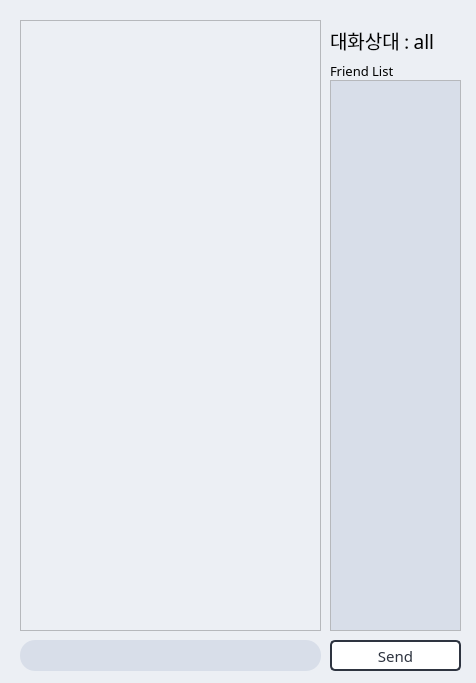
First picture: the form in client/main.ui, repository sihyeokpark/auto-attendance, before the edit.
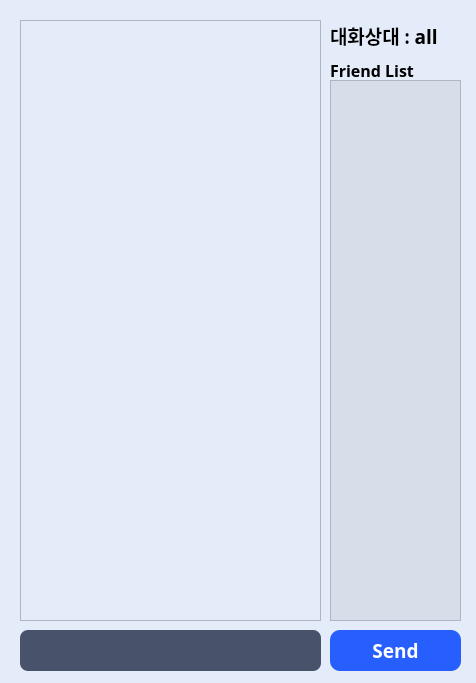
Second picture: the form after the edit.

Diff of the .ui file:
```diff
--- a/client/main.ui
+++ b/client/main.ui
@@ -14,7 +14,7 @@
    <string>Chatting</string>
   </property>
   <property name="styleSheet">
-   <string notr="true">background-color: #ECEFF4;</string>
+   <string notr="true">background-color: #e4ecfa;</string>
   </property>
   <widget class="QTextBrowser" name="tb_chat">
    <property name="geometry">
@@ -22,7 +22,7 @@
      <x>20</x>
      <y>20</y>
      <width>301</width>
-     <height>611</height>
+     <height>601</height>
     </rect>
    </property>
    <property name="font">
@@ -42,26 +42,29 @@
    <property name="geometry">
     <rect>
      <x>330</x>
-     <y>640</y>
+     <y>630</y>
      <width>131</width>
-     <height>31</height>
+     <height>41</height>
     </rect>
    </property>
    <property name="font">
     <font>
-     <family>에스코어 드림 5 Medium</family>
-     <pointsize>11</pointsize>
+     <family>Noto Sans KR</family>
+     <pointsize>14</pointsize>
+     <weight>75</weight>
+     <bold>true</bold>
      <underline>false</underline>
      <strikeout>false</strikeout>
     </font>
    </property>
    <property name="styleSheet">
-    <string notr="true">QPushButton{
-	color: #2E3440;
-	background-color: white;
-	border: 2px solid #2E3440;
-	border-radius: 5px;
-	font-weight: semibold;
+    <string notr="true">QPushButton {
+	background-color: #275efe;
+	border-radius: 10px;
+	color: #ffffff;
+}
+QPushButton:hover {
+	background-color: #274fff;
 }</string>
    </property>
    <property name="text">
@@ -72,9 +75,9 @@
    <property name="geometry">
     <rect>
      <x>20</x>
-     <y>640</y>
+     <y>630</y>
      <width>301</width>
-     <height>31</height>
+     <height>41</height>
     </rect>
    </property>
    <property name="font">
@@ -84,11 +87,12 @@
     </font>
    </property>
    <property name="styleSheet">
-    <string notr="true">border: 0;
-border-radius: 15px;
-outline: none;
-padding-left: 10px;
-background-color: #D8DEE9;</string>
+    <string notr="true">background-color: #49526b;
+border-radius: 8px;
+color: #ffffff;
+padding-right: 3px;
+padding-left: 3px;
+padding-bottom: 1px;</string>
    </property>
   </widget>
   <widget class="QLabel" name="label_2">
@@ -102,10 +106,10 @@
    </property>
    <property name="font">
     <font>
-     <family>에스코어 드림 5 Medium</family>
-     <pointsize>10</pointsize>
-     <weight>50</weight>
-     <bold>false</bold>
+     <family>Noto Sans KR</family>
+     <pointsize>12</pointsize>
+     <weight>75</weight>
+     <bold>true</bold>
     </font>
    </property>
    <property name="styleSheet">
@@ -121,7 +125,7 @@
      <x>330</x>
      <y>80</y>
      <width>131</width>
-     <height>551</height>
+     <height>541</height>
     </rect>
    </property>
    <property name="autoFillBackground">
@@ -140,7 +144,7 @@
       <x>0</x>
       <y>0</y>
       <width>129</width>
-      <height>549</height>
+      <height>539</height>
      </rect>
     </property>
     <property name="styleSheet">
@@ -152,15 +156,17 @@
    <property name="geometry">
     <rect>
      <x>330</x>
-     <y>30</y>
+     <y>20</y>
      <width>111</width>
-     <height>21</height>
+     <height>31</height>
     </rect>
    </property>
    <property name="font">
     <font>
      <family>Noto Sans KR</family>
      <pointsize>14</pointsize>
+     <weight>75</weight>
+     <bold>true</bold>
     </font>
    </property>
    <property name="styleSheet">
```
